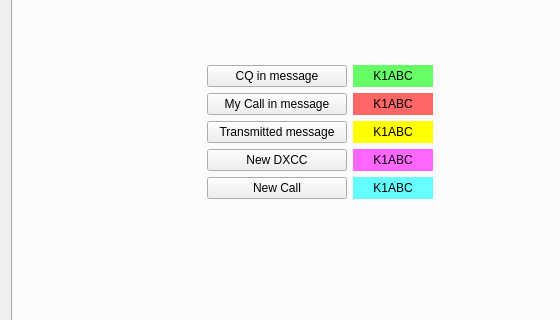
Old version of the form Configuration.ui in the repository qcmiao1998/js8call; both pictures show x 0 to 560 and y 120 to 440 of the 825 by 647 pixel window.
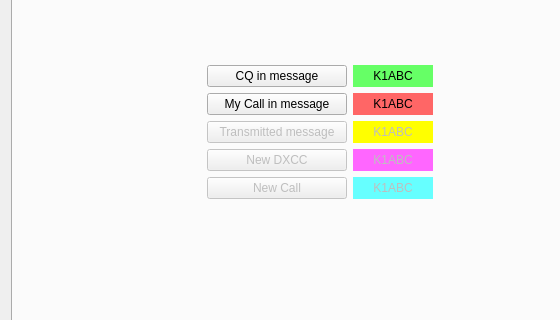
New version of the form. The open tabs and pages were chosen to show the change.

Commit message: Disabled colors that are not displayed

The edit to the form file:
```diff
--- a/Configuration.ui
+++ b/Configuration.ui
@@ -2298,6 +2298,9 @@
          </item>
          <item row="2" column="0">
           <widget class="QPushButton" name="pbTxMsg">
+           <property name="enabled">
+            <bool>false</bool>
+           </property>
            <property name="minimumSize">
             <size>
              <width>140</width>
@@ -2311,6 +2314,9 @@
          </item>
          <item row="2" column="1">
           <widget class="QLabel" name="labTx">
+           <property name="enabled">
+            <bool>false</bool>
+           </property>
            <property name="minimumSize">
             <size>
              <width>80</width>
@@ -2330,6 +2336,9 @@
          </item>
          <item row="3" column="1">
           <widget class="QLabel" name="labDXCC">
+           <property name="enabled">
+            <bool>false</bool>
+           </property>
            <property name="minimumSize">
             <size>
              <width>80</width>
@@ -2349,6 +2358,9 @@
          </item>
          <item row="4" column="0">
           <widget class="QPushButton" name="pbNewCall">
+           <property name="enabled">
+            <bool>false</bool>
+           </property>
            <property name="minimumSize">
             <size>
              <width>140</width>
@@ -2362,6 +2374,9 @@
          </item>
          <item row="3" column="0">
           <widget class="QPushButton" name="pbNewDXCC">
+           <property name="enabled">
+            <bool>false</bool>
+           </property>
            <property name="minimumSize">
             <size>
              <width>140</width>
@@ -2375,6 +2390,9 @@
          </item>
          <item row="4" column="1">
           <widget class="QLabel" name="labNewCall">
+           <property name="enabled">
+            <bool>false</bool>
+           </property>
            <property name="minimumSize">
             <size>
              <width>80</width>
```
Left out of the diff: 2 changed lines with no effect on the pictures.
